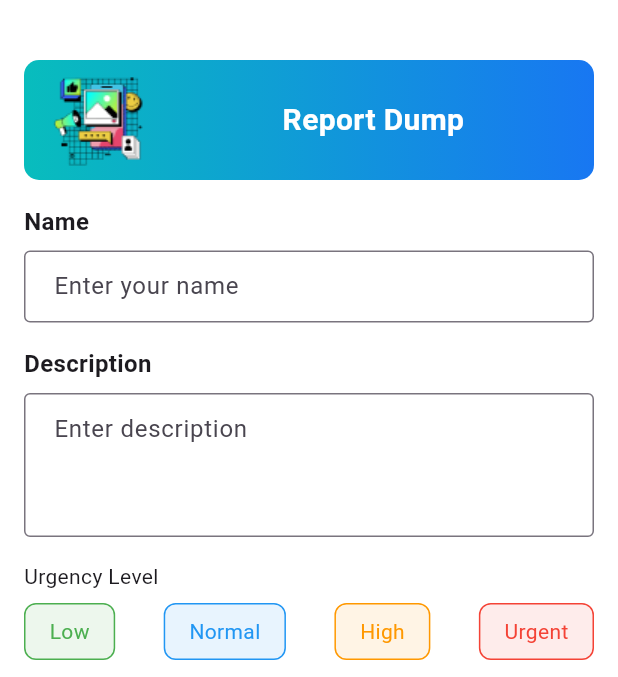
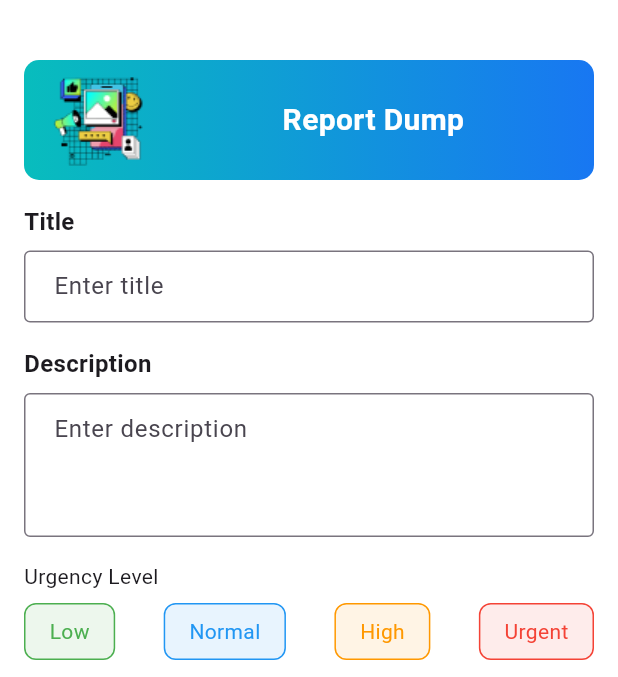
Before and after one commit to SDP-1/ocean_rescue, a Flutter app: the ReportDumpPage screen opened directly, on a phone screen of 412 x 824 dp, the part 72-749 px from its top. Run offline on Flutter 3.47's test engine with Material 3 defaults, Android fonts, the phone set to English and light mode, and no system bars; our stand-ins replace cloud_firestore, firebase_auth, firebase_core, firebase_storage, flutter_image_compress, flutter_svg and 4 more; accounts and stored records are empty.

Commit message:
add report dump update

```diff
--- a/lib/models/reportdump.dart
+++ b/lib/models/reportdump.dart
@@ -1,8 +1,9 @@
 import 'package:cloud_firestore/cloud_firestore.dart'; // Import Firestore
 
 class ReportDump {
-  final String id; // Unique identifier for the dump report
-  final String name;
+  final String rdid;
+  final String uid;
+  final String title;
   final String description;
   final String urgencyLevel;
   final String eventLocation;
@@ -10,8 +11,9 @@ class ReportDump {
   final DateTime timestamp;
 
   ReportDump({
-    required this.id,
-    required this.name,
+    required this.rdid,
+    required this.uid,
+    required this.title,
     required this.description,
     required this.urgencyLevel,
     required this.eventLocation,
@@ -22,8 +24,9 @@ class ReportDump {
   // Convert a ReportDump object into a Map for Firestore
   Map<String, dynamic> toJson() {
     return {
-      'id': id,
-      'name': name,
+      'rdid': rdid,
+       'uid': uid,
+      'title': title,
       'description': description,
       'urgencyLevel': urgencyLevel,
       'eventLocation': eventLocation,
@@ -35,8 +38,9 @@ class ReportDump {
   // Create a ReportDump object from a Map (Firestore document)
   factory ReportDump.fromJson(Map<String, dynamic> json) {
     return ReportDump(
-      id: json['id'] as String,
-      name: json['name'] as String,
+      rdid: json['rdid'] as String,
+       uid: json['uid'] as String,
+      title: json['title'] as String,
       description: json['description'] as String,
       urgencyLevel: json['urgencyLevel'] as String,
       eventLocation: json['eventLocation'] as String,
--- a/lib/pages/dumpReport/dump_report_screen.dart
+++ b/lib/pages/dumpReport/dump_report_screen.dart
@@ -24,9 +24,11 @@ class _ReportDumpPageState extends State<ReportDumpPage> {
   final ImagePicker _picker = ImagePicker(); // Image picker instance
   final _formKey = GlobalKey<FormState>(); // Form key for validation
   String? _selectedUrgency;
-  String _name = '';
+  String _title = '';
   String _description = '';
   String _eventLocation = '';
+  bool _isSubmitting = false; // Variable to track if submission is in progress
+
   final ReportDumpsFirestoreMethods _firestoreMethods =
       ReportDumpsFirestoreMethods();
 
@@ -40,60 +42,54 @@ class _ReportDumpPageState extends State<ReportDumpPage> {
     }
   }
 
+
+
   // Method to handle report dump submission
 Future<void> _submitReportDump(BuildContext context) async {
   if (_formKey.currentState?.validate() ?? false) {
     _formKey.currentState?.save();
+
     if (_selectedUrgency == null) {
       showErrorPopup(
           context, 'Urgency Level', 'Please select an urgency level.');
       return;
     }
+
     if (_image == null) {
       showErrorPopup(context, 'Image Missing', 'Please upload an image.');
       return;
     }
 
     try {
-        // Generate a unique ID for the dump report
-        String id = const Uuid().v1();
+      setState(() => _isSubmitting = true); // Set loading state to true
 
-        // Upload the image to Firebase Storage and get the download URL
-        String imageUrl =
-            await _firestoreMethods.uploadImageToStorage(id, _image!);
-
-        // Create a ReportDump model instance, including the timestamp
-        model.ReportDump newDump = model.ReportDump(
-          id: id,
-          name: _name,
+      await _firestoreMethods.saveReportDump(
+        title: _title,
         description: _description,
         eventLocation: _eventLocation,
         urgencyLevel: _selectedUrgency!,
-          imageUrl: imageUrl,
-          timestamp:
-              DateTime.now(), // Set the timestamp to the current date and time
+        imageFile: _image!, // Pass the image file directly
       );
-
-        // Save the report to Firestore
-        await _firestoreMethods.saveReportDump(newDump);
 
       Navigator.push(
         context,
         MaterialPageRoute(builder: (context) => DumpsDashboard()),
       );
 
-        // Show success popup
       showSuccessPopup(context, 'Report Submitted',
           'Dump report has been successfully submitted.');
     } catch (e) {
       showErrorPopup(context, 'Submission Failed',
           'Error occurred while submitting: $e');
+    } finally {
+      setState(() => _isSubmitting = false); // Reset loading state to false
     }
   } else {
     showErrorPopup(
         context, 'Invalid Form', 'Please fill all fields correctly.');
   }
 }
+
 
   @override
   Widget build(BuildContext context) {
@@ -121,11 +117,11 @@ class _ReportDumpPageState extends State<ReportDumpPage> {
               _buildHeader(),
               const SizedBox(height: 16),
               _buildLabeledTextField(
-                label: 'Name',
-                hintText: 'Enter your name',
-                onSaved: (value) => _name = value ?? '',
+                label: 'Title',
+                hintText: 'Enter title',
+                onSaved: (value) => _title = value ?? '',
                 validator: (value) => value == null || value.isEmpty
-                    ? 'Please enter your name'
+                    ? 'Please enter your title'
                     : null,
               ),
               const SizedBox(height: 16),
@@ -319,7 +315,7 @@ class _ReportDumpPageState extends State<ReportDumpPage> {
   return Container(
     width: double.infinity,
     decoration: BoxDecoration(
-        gradient: LinearGradient(
+      gradient: const LinearGradient(
         begin: Alignment.centerLeft,
         end: Alignment.centerRight,
         colors: [
@@ -330,7 +326,7 @@ class _ReportDumpPageState extends State<ReportDumpPage> {
       borderRadius: BorderRadius.circular(10),
     ),
     child: ElevatedButton(
-        onPressed: () => _submitReportDump(context),
+      onPressed: _isSubmitting ? null : () => _submitReportDump(context),
       style: ElevatedButton.styleFrom(
         backgroundColor: Colors.transparent,
         padding: const EdgeInsets.symmetric(vertical: 10),
@@ -339,10 +335,16 @@ class _ReportDumpPageState extends State<ReportDumpPage> {
         ),
         shadowColor: Colors.transparent,
       ),
-        child: const Text('Report Dump',
+      child: _isSubmitting
+          ? const CircularProgressIndicator(
+              valueColor: AlwaysStoppedAnimation<Color>(ColorTheme.white),
+            )
+          : const Text(
+              'Report Dump',
               style: TextStyle(fontSize: 18, color: ColorTheme.white),
             ),
     ),
   );
 }
+
 }
```
Also changed, not shown: lib/resources/ReportDumpsFirestoreMethods.dart (+55 -6 lines). Lines whose indentation alone changed are shown as unchanged.
